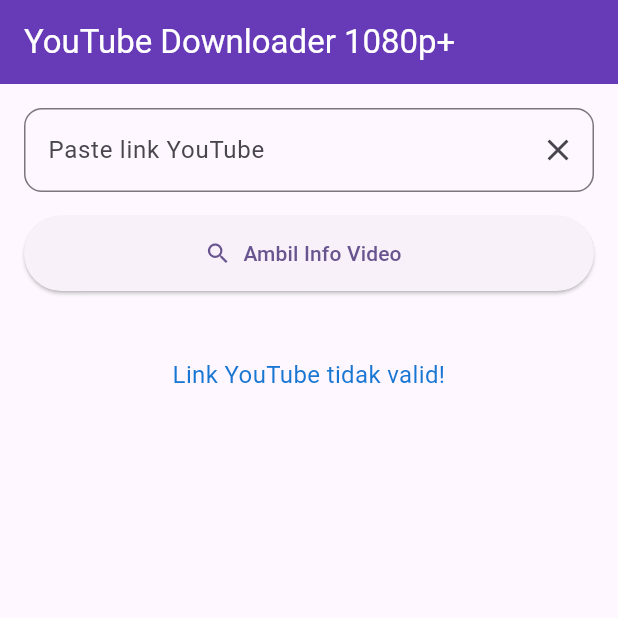
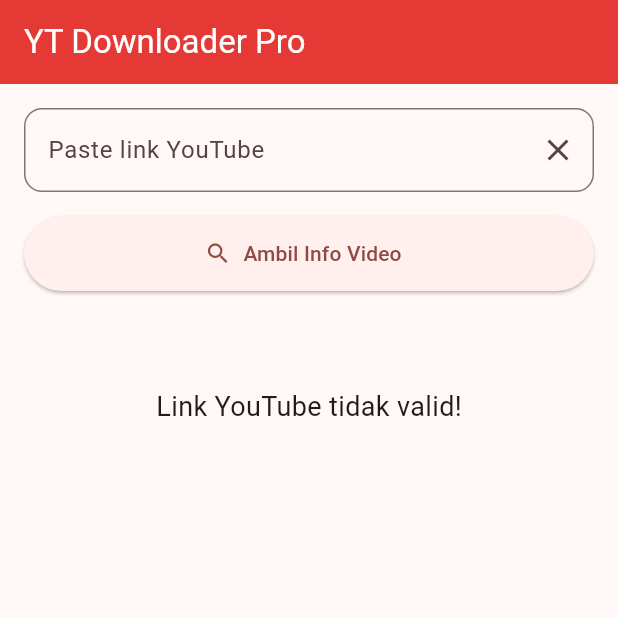
Before and after one commit to milajah280727/test-fungsi-server-dan-download-by-yt-dlp, a Flutter app: the screen it shows after launch, after a tap on "Ambil Info Video", on a phone screen of 412 x 824 dp, the top half of it. Run offline on Flutter 3.47's test engine with Material 3 defaults, Android fonts, the phone set to English and light mode, and no system bars; our stand-ins replace dio, permission_handler.

Commit message:
balik lagi ke default

```diff
--- a/lib/main.dart
+++ b/lib/main.dart
@@ -1,47 +1,40 @@
 import 'package:flutter/material.dart';
 import 'package:http/http.dart' as http;
+import 'package:dio/dio.dart';
 import 'package:path_provider/path_provider.dart';
 import 'package:permission_handler/permission_handler.dart';
 import 'dart:io';
 import 'dart:convert';
 
 void main() {
+  WidgetsFlutterBinding.ensureInitialized();
   runApp(const MyApp());
-  // LANGSUNG CEK & MINTA IZIN PAS APP DIBUKA!
-  WidgetsFlutterBinding.ensureInitialized();
-  _requestStoragePermission();
-}
-
-Future<void> _requestStoragePermission() async {
-  if (Platform.isAndroid) {
-    // Android 13+ (API 33+) → Pakai Photos/Video atau Manage Storage
-    var status = await Permission.photos.status;
-    if (!status.isGranted) {
-      status = await Permission.photos.request();
-    }
-    if (!status.isGranted) {
-      status = await Permission.videos.request();
-    }
-    // Kalau masih ditolak → paksa manage external storage (Android 11-12)
-    if (!status.isGranted) {
-      await Permission.manageExternalStorage.request();
-    }
-  }
 }
 
 class MyApp extends StatelessWidget {
   const MyApp({super.key});
+
   @override
   Widget build(BuildContext context) {
+    _requestPermission();
     return MaterialApp(
-      title: 'YouTube Downloader 1080p+',
+      title: 'YT Downloader Pro - Video & MP3',
       debugShowCheckedModeBanner: false,
       theme: ThemeData(
-        colorScheme: ColorScheme.fromSeed(seedColor: Colors.deepPurple),
+        colorScheme: ColorScheme.fromSeed(seedColor: Colors.red),
         useMaterial3: true,
       ),
       home: const MyHomePage(),
     );
+  }
+}
+
+Future<void> _requestPermission() async {
+  if (Platform.isAndroid) {
+    await [Permission.photos, Permission.videos, Permission.audio].request();
+    if (await Permission.manageExternalStorage.isDenied) {
+      await Permission.manageExternalStorage.request();
+    }
   }
 }
 
@@ -52,39 +45,41 @@
 }
 
 class _MyHomePageState extends State<MyHomePage> {
-  final _controller = TextEditingController();
-
-  // GANTI DENGAN SERVER KAMU YANG SUDAH JALAN!
+  final TextEditingController _controller = TextEditingController();
   final String serverUrl = "https://yt-dlp-server-yplayer.vercel.app";
 
   Map<String, dynamic>? _videoInfo;
   bool _isFetching = false;
   bool _isDownloading = false;
   double _progress = 0.0;
-  String _status = 'Siap download!';
+  String _status = 'Paste link YouTube';
+
+  String _downloadType = 'Video';
+  String _videoQuality = '1080';
+  String _audioQuality = 'best';
+
+  final List<String> _videoQualities = ['144', '360', '480', '720', '1080', '2160'];
+  final List<String> _audioQualities = ['64', '128', '160', 'best'];
+
+  late Dio _dio;
+  CancelToken? _cancelToken;
 
   @override
   void initState() {
     super.initState();
-    // Pastikan izin sudah ada sebelum mulai
-    _checkPermissionAndShowMessage();
+    _dio = Dio();
   }
 
-  Future<void> _checkPermissionAndShowMessage() async {
-    if (Platform.isAndroid) {
-      var status = await Permission.photos.status;
-      if (!status.isGranted) status = await Permission.videos.status;
-      if (!status.isGranted) status = await Permission.manageExternalStorage.status;
-
-      if (!status.isGranted) {
-        setState(() => _status = '⚠️ Izin penyimpanan dibutuhkan! Buka pengaturan → Izinkan akses foto/video');
-      }
-    }
+  @override
+  void dispose() {
+    _controller.dispose();
+    _cancelToken?.cancel();
+    super.dispose();
   }
 
   Future<void> _fetchVideoInfo() async {
     final url = _controller.text.trim();
-    if (url.isEmpty || (!url.contains('youtube.com') && !url.contains('youtu.be'))) {
+    if (!url.contains('youtube.com') && !url.contains('youtu.be')) {
       setState(() => _status = 'Link YouTube tidak valid!');
       return;
     }
@@ -96,15 +91,16 @@
     });
 
     try {
-      final response = await http.get(Uri.parse('$serverUrl/info?url=$url')).timeout(const Duration(seconds: 30));
-      if (response.statusCode == 200) {
-        final json = jsonDecode(response.body);
+      final res = await http
+          .get(Uri.parse('$serverUrl/info?url=$url'))
+          .timeout(const Duration(seconds: 30));
+      if (res.statusCode == 200) {
         setState(() {
-          _videoInfo = json;
-          _status = 'Siap download 1080p + audio!';
+          _videoInfo = jsonDecode(res.body);
+          _status = 'Pilih format & download!';
         });
       } else {
-        setState(() => _status = 'Server error: ${response.statusCode}');
+        setState(() => _status = 'Server error: ${res.statusCode}');
       }
     } catch (e) {
       setState(() => _status = 'Gagal koneksi: $e');
@@ -113,33 +109,27 @@
     }
   }
 
-  Future<Directory> _getDownloadDir() async {
+  Future<Directory> _getSaveDirectory() async {
     if (Platform.isAndroid) {
-      final dir = Directory('/storage/emulated/0/Download');
-      if (await dir.exists()) return dir;
+      if (_downloadType == 'Audio Only') {
+        final musicDir = Directory('/storage/emulated/0/Music');
+        if (!await musicDir.exists()) await musicDir.create(recursive: true);
+        return musicDir;
+      }
+      final downloadDir = Directory('/storage/emulated/0/Download');
+      if (!await downloadDir.exists()) await downloadDir.create(recursive: true);
+      return downloadDir;
     }
     return await getDownloadsDirectory() ?? await getTemporaryDirectory();
   }
 
-  Future<void> _downloadVideo() async {
-    final url = _controller.text.trim();
+  Future<void> _downloadNow() async {
     if (_videoInfo == null) {
       setState(() => _status = 'Ambil info video dulu!');
       return;
     }
 
-    // CEK LAGI IZIN SEBELUM DOWNLOAD
-    if (Platform.isAndroid) {
-      var status = await Permission.photos.status;
-      if (!status.isGranted) status = await Permission.videos.status;
-      if (!status.isGranted) status = await Permission.manageExternalStorage.status;
-
-      if (!status.isGranted) {
-        setState(() => _status = 'Izin penyimpanan ditolak! Buka pengaturan app → Izinkan akses');
-        openAppSettings();
-        return;
-      }
-    }
+    _cancelToken = CancelToken(); // untuk cancel download MP3
 
     setState(() {
       _isDownloading = true;
@@ -148,62 +138,126 @@
     });
 
     try {
-      final downloadUrl = Uri.parse('$serverUrl/download?url=$url&q=1080');
-      final request = http.Request('GET', downloadUrl);
-      final response = await http.Client().send(request).timeout(const Duration(minutes: 5));
-
-      if (response.statusCode != 200) {
-        setState(() => _status = 'Server error: ${response.statusCode}');
-        return;
-      }
-
-      final dir = await _getDownloadDir();
-      final title = (_videoInfo!['title'] ?? 'Video')
+      final dir = await _getSaveDirectory();
+      final safeTitle = (_videoInfo!['title'] ?? 'Media')
           .toString()
           .replaceAll(RegExp(r'[<>:"/\\|?*]'), '_')
           .trim();
-      final filename = '$title - 1080p.mp4';
+
+      if (_downloadType == 'Audio Only') {
+        await _downloadAudioWithDio(safeTitle, dir);
+      } else {
+        await _downloadVideoWithStream(safeTitle, dir);
+      }
+    } catch (e) {
+      if (!CancelToken.isCancel(e as DioException)) {
+        setState(() => _status = 'Error: $e');
+      }
+    } finally {
+      setState(() => _isDownloading = false);
+    }
+  }
+
+  // ========= DOWNLOAD MP3 MENGGUNAKAN DIO (RECOMMENDED) =========
+  Future<void> _downloadAudioWithDio(String safeTitle, Directory dir) async {
+    final params = {
+      'url': _controller.text.trim(),
+      'quality': _audioQuality,
+    };
+
+    final downloadUrl = Uri.parse('$serverUrl/download-audio').replace(queryParameters: params);
+
+    final qualityLabel = _audioQuality == 'best' ? 'Best' : '${_audioQuality}kbps';
+    final filename = '$safeTitle - $qualityLabel.mp3';
+    final savePath = '${dir.path}/$filename';
+
+    await _dio.download(
+      downloadUrl.toString(),
+      savePath,
+      cancelToken: _cancelToken,
+      onReceiveProgress: (received, total) {
+        if (total > 0) {
+          setState(() {
+            _progress = received / total;
+            _status = 'Downloading MP3... ${(_progress * 100).toInt()}%';
+          });
+        }
+      },
+      options: Options(
+        receiveTimeout: const Duration(minutes: 30),
+        sendTimeout: const Duration(minutes: 30),
+      ),
+    );
+
+    _showSuccess('MP3', filename);
+  }
+
+  // ========= DOWNLOAD VIDEO TETAP PAKAI STREAM MANUAL (PALING STABIL) =========
+  Future<void> _downloadVideoWithStream(String safeTitle, Directory dir) async {
+    final params = {
+      'url': _controller.text.trim(),
+      'quality': _videoQuality,
+    };
+
+    final downloadUrl = Uri.parse('$serverUrl/download').replace(queryParameters: params);
+    final response = await http.Client()
+        .send(http.Request('GET', downloadUrl))
+        .timeout(const Duration(minutes: 30));
+
+    final filename = '$safeTitle - ${_videoQuality}p.mp4';
     final file = File('${dir.path}/$filename');
 
-      final totalBytes = response.contentLength ?? 0;
+    final sink = file.openWrite();
     int received = 0;
-      final bytes = <int>[];
+    final total = response.contentLength ?? 0;
 
     await for (final chunk in response.stream) {
-        bytes.addAll(chunk);
+      sink.add(chunk);
       received += chunk.length;
-        if (totalBytes > 0) {
+      if (total > 0) {
         setState(() {
-            _progress = received / totalBytes;
-            _status = 'Downloading... ${(_progress * 100).toStringAsFixed(0)}%';
+          _progress = received / total;
+          _status = 'Downloading Video... ${(received / total * 100).toInt()}%';
         });
       }
     }
+    await sink.close();
 
-      await file.writeAsBytes(bytes);
+    _showSuccess('Video', filename);
+  }
 
+  void _showSuccess(String type, String filename) {
     setState(() {
-        _status = 'SELESAI! Tersimpan di folder Download';
       _progress = 1.0;
+      _status = 'SELESAI! $type tersimpan';
     });
 
-      // ignore: use_build_context_synchronously
+    if (mounted) {
       ScaffoldMessenger.of(context).showSnackBar(
-        SnackBar(content: Text('Download selesai: $filename'), duration: const Duration(seconds: 6)),
+        SnackBar(
+          content: Text('$type selesai: $filename'),
+          backgroundColor: Colors.green,
+          duration: const Duration(seconds: 6),
+        ),
       );
-    } catch (e) {
-      setState(() => _status = 'Error: $e');
-    } finally {
-      setState(() => _isDownloading = false);
     }
+  }
+
+  void _cancelDownload() {
+    _cancelToken?.cancel();
+    setState(() {
+      _isDownloading = false;
+      _progress = 0.0;
+      _status = 'Download dibatalkan';
+    });
   }
 
   @override
   Widget build(BuildContext context) {
     return Scaffold(
       appBar: AppBar(
-        title: const Text('YouTube Downloader 1080p+'),
-        backgroundColor: Colors.deepPurple,
+        title: const Text('YT Downloader Pro'),
+        backgroundColor: Colors.red[600],
         foregroundColor: Colors.white,
       ),
       body: Padding(
@@ -223,7 +277,9 @@
               const SizedBox(height: 16),
               ElevatedButton.icon(
                 onPressed: _isFetching ? null : _fetchVideoInfo,
-                icon: _isFetching ? const SizedBox(width: 20, height: 20, child: CircularProgressIndicator(color: Colors.white)) : const Icon(Icons.search),
+                icon: _isFetching
+                    ? const SizedBox(width: 20, height: 20, child: CircularProgressIndicator(color: Colors.white))
+                    : const Icon(Icons.search),
                 label: Text(_isFetching ? 'Mengambil...' : 'Ambil Info Video'),
                 style: ElevatedButton.styleFrom(minimumSize: const Size(double.infinity, 50)),
               ),
@@ -233,32 +289,104 @@
                 if (_videoInfo!['thumbnail'] != null)
                   ClipRRect(
                     borderRadius: BorderRadius.circular(16),
-                    child: Image.network(_videoInfo!['thumbnail'], height: 220, width: double.infinity, fit: BoxFit.cover),
+                    child: Image.network(
+                      _videoInfo!['thumbnail'],
+                      height: 200,
+                      width: double.infinity,
+                      fit: BoxFit.cover,
+                    ),
                   ),
                 const SizedBox(height: 16),
-                Text(_videoInfo!['title'] ?? 'No Title', style: const TextStyle(fontSize: 20, fontWeight: FontWeight.bold), textAlign: TextAlign.center),
-                Text('Channel: ${_videoInfo!['author'] ?? 'Unknown'}', style: TextStyle(color: Colors.grey[600])),
-                const SizedBox(height: 24),
+                Text(
+                  _videoInfo!['title'] ?? 'No Title',
+                  style: const TextStyle(fontSize: 20, fontWeight: FontWeight.bold),
+                  textAlign: TextAlign.center,
+                ),
+                Text(
+                  'Channel: ${_videoInfo!['author'] ?? 'Unknown'}',
+                  style: TextStyle(color: Colors.grey[600]),
+                ),
+                const SizedBox(height: 20),
+
+                DropdownButtonFormField<String>(
+                  value: _downloadType,
+                  decoration: const InputDecoration(labelText: 'Download sebagai', border: OutlineInputBorder()),
+                  items: ['Video', 'Audio Only (MP3)']
+                      .map((e) => DropdownMenuItem(value: e.contains('Video') ? 'Video' : 'Audio Only', child: Text(e)))
+                      .toList(),
+                  onChanged: (v) => setState(() => _downloadType = v!),
+                ),
+                const SizedBox(height: 16),
+
+                if (_downloadType == 'Video')
+                  DropdownButtonFormField<String>(
+                    value: _videoQuality,
+                    decoration: const InputDecoration(labelText: 'Kualitas Video', border: OutlineInputBorder()),
+                    items: _videoQualities.map((q) => DropdownMenuItem(value: q, child: Text('$q p'))).toList(),
+                    onChanged: (v) => setState(() => _videoQuality = v!),
+                  )
+                else
+                  DropdownButtonFormField<String>(
+                    value: _audioQuality,
+                    decoration: const InputDecoration(labelText: 'Kualitas Audio', border: OutlineInputBorder()),
+                    items: _audioQualities
+                        .map((q) => DropdownMenuItem(
+                            value: q, child: Text(q == 'best' ? 'Terbaik (320kbps)' : '$q kbps')))
+                        .toList(),
+                    onChanged: (v) => setState(() => _audioQuality = v!),
+                  ),
+
+                const SizedBox(height: 30),
+
                 ElevatedButton.icon(
-                  onPressed: _isDownloading ? null : _downloadVideo,
-                  icon: _isDownloading ? const CircularProgressIndicator(color: Colors.white) : const Icon(Icons.download_rounded, size: 30),
-                  label: Text(_isDownloading ? 'Downloading... ${(_progress * 100).toStringAsFixed(0)}%' : 'Download 1080p + Audio'),
+                  onPressed: _isDownloading ? null : _downloadNow,
+                  icon: _isDownloading
+                      ? const CircularProgressIndicator(color: Colors.white)
+                      : const Icon(Icons.download_rounded, size: 36),
+                  label: Text(
+                    _isDownloading
+                        ? 'Downloading... ${(_progress * 100).toInt()}%'
+                        : _downloadType == 'Audio Only'
+                            ? 'Download MP3 ($_audioQuality)'
+                            : 'Download Video ${_videoQuality}p',
+                  ),
                   style: ElevatedButton.styleFrom(
-                    backgroundColor: Colors.deepPurple,
+                    backgroundColor: Colors.red[600],
                     foregroundColor: Colors.white,
-                    minimumSize: const Size(double.infinity, 60),
+                    minimumSize: const Size(double.infinity, 65),
                     shape: RoundedRectangleBorder(borderRadius: BorderRadius.circular(16)),
                   ),
                 ),
+
+                if (_isDownloading) ...[
+                  const SizedBox(height: 16),
+                  LinearProgressIndicator(value: _progress, minHeight: 8),
+                  const SizedBox(height: 10),
+                  TextButton.icon(
+                    onPressed: _cancelDownload,
+                    icon: const Icon(Icons.cancel, color: Colors.red),
+                    label: const Text('Batalkan Download', style: TextStyle(color: Colors.red)),
+                  ),
+                ],
+
                 const SizedBox(height: 20),
-                if (_isDownloading)
-                  LinearProgressIndicator(value: _progress > 0 ? _progress : null, minHeight: 8),
-                const SizedBox(height: 10),
-                Text(_status, style: TextStyle(fontSize: 16, fontWeight: FontWeight.bold, color: _status.contains('SELESAI') ? Colors.green : Colors.red), textAlign: TextAlign.center),
+                Text(
+                  _status,
+                  style: TextStyle(
+                    fontSize: 16,
+                    fontWeight: FontWeight.bold,
+                    color: _status.contains('SELESAI') || _status.contains('selesai')
+                        ? Colors.green
+                        : _status.contains('dibatalkan')
+                            ? Colors.orange
+                            : Colors.orange[700],
+                  ),
+                  textAlign: TextAlign.center,
+                ),
               ] else
                 Padding(
-                  padding: const EdgeInsets.only(top: 20),
-                  child: Text(_status, style: TextStyle(fontSize: 16, color: _status.contains('⚠️') ? Colors.orange : Colors.blue[700]), textAlign: TextAlign.center),
+                  padding: const EdgeInsets.only(top: 40),
+                  child: Text(_status, style: const TextStyle(fontSize: 18)),
                 ),
             ],
           ),
```
Also changed, not shown: pubspec.yaml (+8 -3 lines), pubspec.lock, 2 other files. Lines whose indentation alone changed are shown as unchanged.
